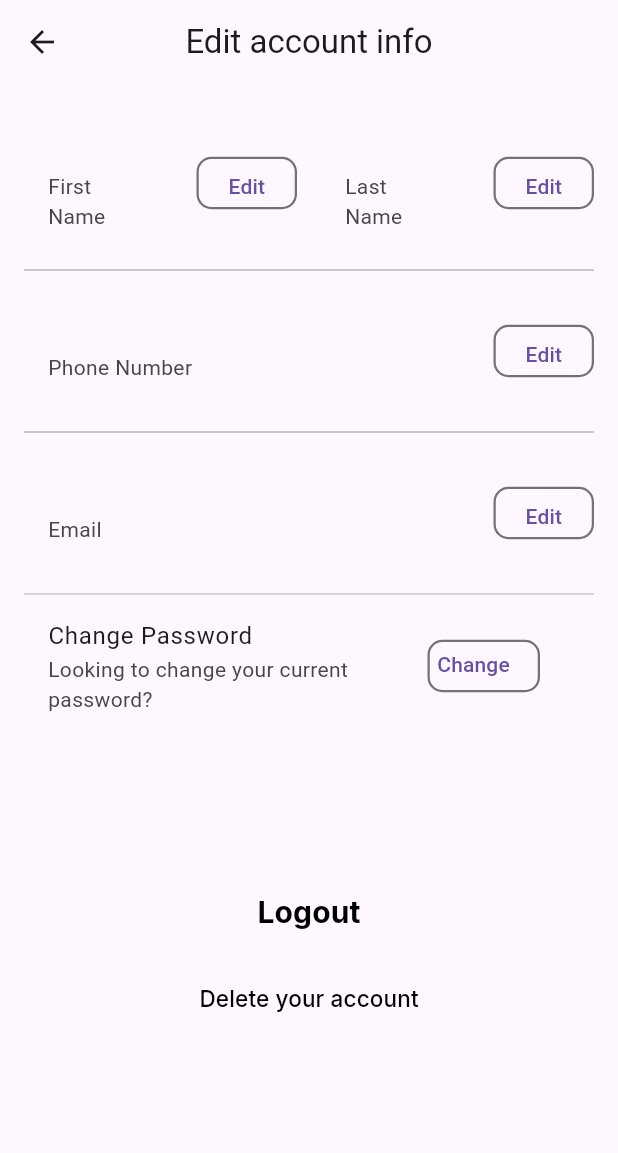
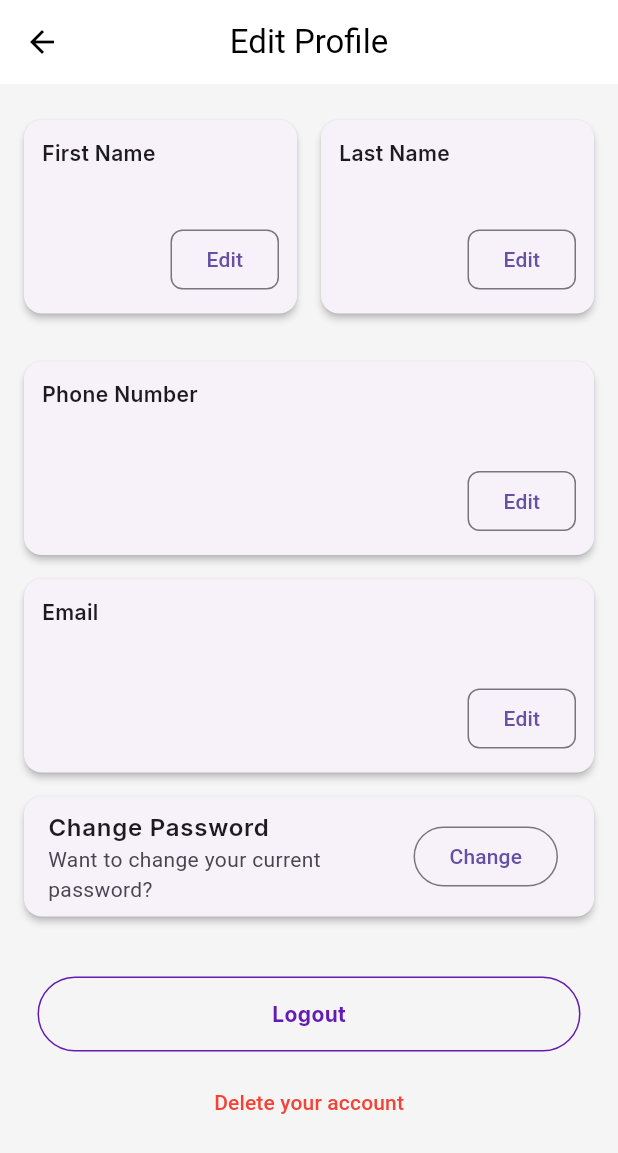
Before and after one commit to harshadanbhule/homeease, a Flutter app: the EditProfilePage screen opened directly, on a phone screen of 412 x 824 dp. Shown: the top 1153 px of the screen. Run offline on Flutter 3.47's test engine with Material 3 defaults, Android fonts, the phone set to English and light mode, and no system bars; our stand-ins replace animated_splash_screen, card_loading, cloud_firestore, firebase_auth, firebase_core, flutter_map and 13 more; missing offline and left inert: razorpay_flutter, youtube_explode_dart; accounts and stored records are empty.

Commit message:
tonny_Edit UI

```diff
--- a/homease/lib/Pages/Profile/editProf.dart
+++ b/homease/lib/Pages/Profile/editProf.dart
@@ -116,14 +116,17 @@ class _EditProfilePageState extends State<EditProfilePage> {
             const SizedBox(width: 8),
             Container(
               height: 35,
+              color: Colors.deepPurple,
               decoration: BoxDecoration(
                 borderRadius: BorderRadius.circular(10),
                 border: Border.all(color: Colors.black54, width: 1.5),
+
               ),
               child: TextButton(
                 onPressed: onEdit,
                 child: Text(
                   textAlign: TextAlign.center,
+
                   isEditing ? 'Save' : 'Edit',
                   selectionColor: Colors.black,
                 ),
@@ -139,10 +142,13 @@ class _EditProfilePageState extends State<EditProfilePage> {
   Widget build(BuildContext context) {
     return Scaffold(
       appBar: AppBar(
-        title: const Text('Edit account info'),
+        title: const Text('Edit Profile'),
         centerTitle: true,
-        leading: const BackButton(),
+        elevation: 0,
+        backgroundColor: Colors.white,
+        foregroundColor: Colors.black,
       ),
+      backgroundColor: const Color.fromARGB(255, 245, 245, 245),
       body:
           isLoading
               ? const Center(child: CircularProgressIndicator())
@@ -150,132 +156,124 @@ class _EditProfilePageState extends State<EditProfilePage> {
                 padding: const EdgeInsets.all(16),
                 child: Column(
                   children: [
+                    // -- First & Last Name Fields --
                     Row(
                       children: [
                         Expanded(
-                          child: _buildField(
-                            label: 'First Name',
+                          child: _buildEditableCard(
+                            title: 'First Name',
+                            value: firstName,
                             isEditing: editFirstName,
-                            onEdit: () {
+                            controller: _firstNameController,
+                            onToggle: () {
                               setState(() {
                                 if (editFirstName) _updateProfile();
                                 editFirstName = !editFirstName;
                               });
                             },
-                            child:
-                                editFirstName
-                                    ? TextField(
-                                      controller: _firstNameController,
-                                    )
-                                    : ListTile(
-                                      title: Text(firstName),
-                                      subtitle: const Text("First Name"),
-                                    ),
                           ),
                         ),
                         const SizedBox(width: 16),
                         Expanded(
-                          child: _buildField(
-                            label: 'Last Name',
+                          child: _buildEditableCard(
+                            title: 'Last Name',
+                            value: lastName,
                             isEditing: editLastName,
-                            onEdit: () {
+                            controller: _lastNameController,
+                            onToggle: () {
                               setState(() {
                                 if (editLastName) _updateProfile();
                                 editLastName = !editLastName;
                               });
                             },
-                            child:
-                                editLastName
-                                    ? TextField(controller: _lastNameController)
-                                    : ListTile(
-                                      title: Text(lastName),
-                                      subtitle: const Text("Last Name"),
-                                    ),
                           ),
                         ),
                       ],
                     ),
-                    Divider(thickness: 1, color: Colors.black26),
-                    _buildField(
-                      label: "Phone Number",
+                    const SizedBox(height: 16),
+
+                    // -- Phone Number --
+                    _buildEditableCard(
+                      title: 'Phone Number',
+                      value: phone,
                       isEditing: editPhone,
-                      onEdit: () {
+                      controller: _phoneController,
+                      onToggle: () {
                         setState(() {
                           if (editPhone) _updateProfile();
                           editPhone = !editPhone;
                         });
                       },
-                      child:
-                          editPhone
-                              ? IntlPhoneField(
-                                controller: _phoneController,
-                                decoration: const InputDecoration(
-                                  labelText: 'Phone Number',
-                                  border: OutlineInputBorder(),
-                                ),
-                                initialCountryCode: 'IN',
-                                onChanged: (phone) {},
-                              )
-                              : ListTile(
-                                title: Text(phone),
-                                subtitle: const Text("Phone Number"),
-                              ),
+                      isPhone: true,
                     ),
-                    Divider(thickness: 1, color: Colors.black26),
-                    _buildField(
-                      label: "Email",
-                      isEditing: false,
-                      onEdit: () {
-                        // Email update logic goes here if needed
+
+                    // -- Email (non-editable) --
+                    _buildEditableCard(
+                      title: 'Email',
+                      value: email,
+                      isEditing: editEmail,
+                      controller: _emailController,
+                      onToggle: () {
+                        setState(() {
+                          if (editEmail) {
+                            email = _emailController.text.trim();
+                            // You can add FirebaseAuth updateEmail logic here if needed
+                          }
+                          editEmail = !editEmail;
+                        });
                       },
-                      child: ListTile(
-                        title: Text(email),
-                        subtitle: const Text("Email"),
-                      ),
                     ),
-                    const Divider(),
-                    ListTile(
-                      title: const Text("Change Password"),
-                      subtitle: const Text(
-                        "Looking to change your current password?",
-                      ),
-                      trailing: TextButton(
-                        onPressed: () {
-                          // Navigate to password change page
-                        },
-                        child: Container(
-                          padding: EdgeInsets.all(5),
-                          height: 35,
-                          width: 75,
-                          decoration: BoxDecoration(
-                            borderRadius: BorderRadius.circular(10),
-                            border: Border.all(color: Colors.black54, width: 1.5),
+
+                    // -- Change Password --
+                    _buildActionCard(
+                      title: "Change Password",
+                      subtitle: "Want to change your current password?",
+                      buttonText: "Change",
+                      onPressed: () {
+                        // Navigate to password change screen
+                      },
+                    ),
+
+                    const SizedBox(height: 32),
+
+                    // -- Logout & Delete Account --
+                    GestureDetector(
+                      onTap: () async {
+                        await FirebaseAuth.instance.signOut();
+                        Navigator.pushReplacement(
+                          context,
+                          MaterialPageRoute(builder: (_) => const Login()),
+                        );
+                      },
+                      child: Container(
+                        alignment: Alignment.center,
+                        height: 50,
+                        width: MediaQuery.sizeOf(context).width - 50,
+                        decoration: BoxDecoration(
+                          borderRadius: BorderRadius.circular(50),
+                          color: Color.fromARGB(255, 245, 245, 245),
+                          border: Border.all(
+                            color: const Color.fromRGBO(100, 27, 180, 1),
+                            width: 1,
                           ),
-                          child: const Text("Change"),
+                        ),
+                        child: Text(
+                          "Logout",
+                          style: GoogleFonts.inter(
+                            color: const Color.fromRGBO(100, 27, 180, 1),
+                            fontSize: 14,
+                            fontWeight: FontWeight.bold,
+                          ),
                         ),
                       ),
                     ),
-                    const SizedBox(height: 100,),
 
-                    TextButton(
-                      onPressed: () async {
-                        await FirebaseAuth.instance.signOut();
-                        Navigator.push(
-                          context,
-                          MaterialPageRoute(builder: (context) => Login()),
-                        );
-                      },
-                      child: Text(
-                        "Logout",
-                        style: GoogleFonts.inter(fontSize: 20,fontWeight: FontWeight.w700,color: Colors.black),
-                      ),
-                    ),
                     const SizedBox(height: 10),
                     TextButton(
                       onPressed: _deleteAccount,
-                      child: Text(
+                      child: const Text(
                         "Delete your account",
-                        style: GoogleFonts.inter(fontWeight: FontWeight.w500,fontSize: 15,color:Colors.black),
+                        style: TextStyle(color: Colors.red),
                       ),
                     ),
                   ],
@@ -283,4 +281,99 @@ class _EditProfilePageState extends State<EditProfilePage> {
               ),
     );
   }
+
+  Widget _buildEditableCard({
+    required String title,
+    required String value,
+    required bool isEditing,
+    required TextEditingController controller,
+    required VoidCallback onToggle,
+    bool isPhone = false,
+  }) {
+    return Card(
+      shape: RoundedRectangleBorder(borderRadius: BorderRadius.circular(12)),
+      elevation: 2,
+      margin: const EdgeInsets.symmetric(vertical: 8),
+      child: Padding(
+        padding: const EdgeInsets.all(12),
+        child: Column(
+          crossAxisAlignment: CrossAxisAlignment.start,
+          children: [
+            Text(title, style: GoogleFonts.inter(fontWeight: FontWeight.w600)),
+            const SizedBox(height: 6),
+            isEditing
+                ? isPhone
+                    ? IntlPhoneField(
+                      controller: controller,
+                      decoration: const InputDecoration(
+                        labelText: 'Phone Number',
+                        border: OutlineInputBorder(),
+                      ),
+                      initialCountryCode: 'IN',
+                    )
+                    : TextField(
+                      controller: controller,
+                      decoration: const InputDecoration(
+                        border: OutlineInputBorder(),
+                      ),
+                    )
+                : Text(value, style: GoogleFonts.inter(fontSize: 16)),
+            const SizedBox(height: 8),
+            Align(
+              alignment: Alignment.centerRight,
+              child: OutlinedButton(
+                onPressed: onToggle,
+                style: OutlinedButton.styleFrom(
+                  shape: RoundedRectangleBorder(
+                    borderRadius: BorderRadius.circular(8),
+                  ),
+                ),
+                child: Text(isEditing ? 'Save' : 'Edit'),
+              ),
+            ),
+          ],
+        ),
+      ),
+    );
+  }
+
+  Widget _buildStaticCard({required String title, required String value}) {
+    return Card(
+      shape: RoundedRectangleBorder(borderRadius: BorderRadius.circular(12)),
+      elevation: 2,
+      margin: const EdgeInsets.symmetric(vertical: 8),
+      child: Padding(
+        padding: const EdgeInsets.all(12),
+        child: Column(
+          crossAxisAlignment: CrossAxisAlignment.start,
+          children: [
+            Text(title, style: GoogleFonts.inter(fontWeight: FontWeight.w600)),
+            const SizedBox(height: 6),
+            Text(value, style: GoogleFonts.inter(fontSize: 16)),
+          ],
+        ),
+      ),
+    );
+  }
+
+  Widget _buildActionCard({
+    required String title,
+    required String subtitle,
+    required String buttonText,
+    required VoidCallback onPressed,
+  }) {
+    return Card(
+      shape: RoundedRectangleBorder(borderRadius: BorderRadius.circular(12)),
+      elevation: 2,
+      margin: const EdgeInsets.symmetric(vertical: 8),
+      child: ListTile(
+        title: Text(
+          title,
+          style: GoogleFonts.inter(fontWeight: FontWeight.w600),
+        ),
+        subtitle: Text(subtitle),
+        trailing: OutlinedButton(onPressed: onPressed, child: Text(buttonText)),
+      ),
+    );
+  }
 }
--- a/homease/lib/Pages/Profile/invite.dart
+++ b/homease/lib/Pages/Profile/invite.dart
@@ -51,7 +51,7 @@ class _InvitePageState extends State<InvitePage> {
                   Text("• ", style: TextStyle(fontSize: 16)),
                   Expanded(
                     child: Text(
-                      "Get 50% off upto \$20 after your friend’s 1st order",
+                      "Get 50% off upto \₹ 100 after your friend’s 1st order",
                       style: GoogleFonts.poppins(fontSize: 16, color: Colors.black54),
                     ),
                   ),
--- a/homease/pubspec.yaml
+++ b/homease/pubspec.yaml
@@ -34,6 +34,8 @@ dependencies:
   get: ^4.6.6
   shimmer: ^3.0.0
   shared_preferences: ^2.5.3
+  youtube_player_flutter: ^9.1.1
+  youtube_explode_dart: ^2.3.9
 
 dev_dependencies:
   flutter_test:
```
Also changed, not shown: homease/lib/Pages/Profile.dart (+62 -16 lines), homease/lib/Pages/Profile/editadd.dart (+67 -30 lines), homease/lib/Pages/Profile/youtube_player_page.dart (added, +117 -0 lines), homease/pubspec.lock, 3 other files.
